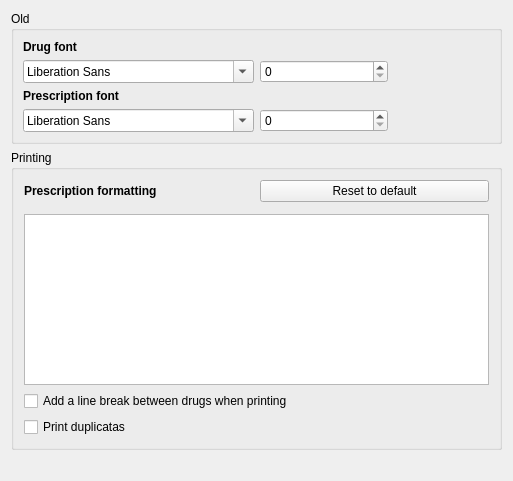
This is plugins/drugsplugin/drugspreferences/drugsprintoptionspage.ui in FreeHealth/freehealth as Qt 5 draws it before an edit. The edited form follows.
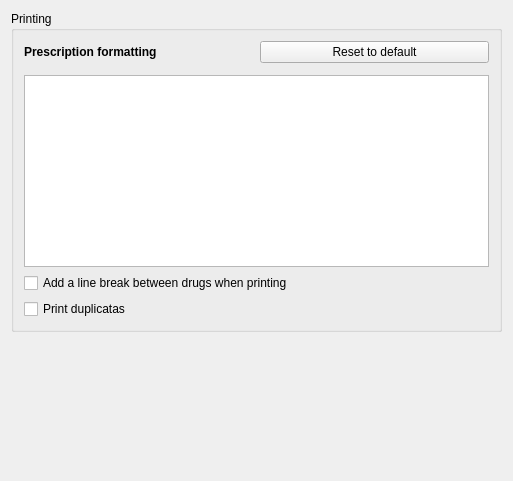
This is the edited form. Custom widgets are drawn as their Qt base class.

The edit to the form file:
```diff
--- a/plugins/drugsplugin/drugspreferences/drugsprintoptionspage.ui
+++ b/plugins/drugsplugin/drugspreferences/drugsprintoptionspage.ui
@@ -14,7 +14,7 @@
    <string>Form</string>
   </property>
   <layout class="QGridLayout" name="gridLayout_4">
-   <item row="3" column="0">
+   <item row="2" column="0">
     <spacer name="verticalSpacer">
      <property name="orientation">
       <enum>Qt::Vertical</enum>
@@ -28,281 +28,6 @@
     </spacer>
    </item>
    <item row="0" column="0">
-    <widget class="QGroupBox" name="oldGroupBox">
-     <property name="title">
-      <string>Old</string>
-     </property>
-     <layout class="QGridLayout" name="gridLayout">
-      <item row="0" column="0">
-       <widget class="QLabel" name="label_11">
-        <property name="font">
-         <font>
-          <weight>75</weight>
-          <bold>true</bold>
-         </font>
-        </property>
-        <property name="text">
-         <string>Drug font</string>
-        </property>
-       </widget>
-      </item>
-      <item row="1" column="0">
-       <widget class="QFontComboBox" name="drugFontCombo">
-        <property name="sizePolicy">
-         <sizepolicy hsizetype="Preferred" vsizetype="Preferred">
-          <horstretch>0</horstretch>
-          <verstretch>0</verstretch>
-         </sizepolicy>
-        </property>
-       </widget>
-      </item>
-      <item row="1" column="1">
-       <layout class="QHBoxLayout" name="horizontalLayout_4">
-        <property name="spacing">
-         <number>12</number>
-        </property>
-        <item>
-         <widget class="QSpinBox" name="drugFontSizeSpin">
-          <property name="sizePolicy">
-           <sizepolicy hsizetype="Minimum" vsizetype="Preferred">
-            <horstretch>0</horstretch>
-            <verstretch>0</verstretch>
-           </sizepolicy>
-          </property>
-         </widget>
-        </item>
-        <item>
-         <widget class="QPushButton" name="drugBoldButton">
-          <property name="sizePolicy">
-           <sizepolicy hsizetype="Minimum" vsizetype="Minimum">
-            <horstretch>0</horstretch>
-            <verstretch>0</verstretch>
-           </sizepolicy>
-          </property>
-          <property name="minimumSize">
-           <size>
-            <width>22</width>
-            <height>22</height>
-           </size>
-          </property>
-          <property name="maximumSize">
-           <size>
-            <width>22</width>
-            <height>22</height>
-           </size>
-          </property>
-          <property name="text">
-           <string/>
-          </property>
-          <property name="checkable">
-           <bool>true</bool>
-          </property>
-          <property name="flat">
-           <bool>true</bool>
-          </property>
-         </widget>
-        </item>
-        <item>
-         <widget class="QPushButton" name="drugUnderlineButton">
-          <property name="sizePolicy">
-           <sizepolicy hsizetype="Minimum" vsizetype="Minimum">
-            <horstretch>0</horstretch>
-            <verstretch>0</verstretch>
-           </sizepolicy>
-          </property>
-          <property name="minimumSize">
-           <size>
-            <width>22</width>
-            <height>22</height>
-           </size>
-          </property>
-          <property name="maximumSize">
-           <size>
-            <width>22</width>
-            <height>22</height>
-           </size>
-          </property>
-          <property name="text">
-           <string/>
-          </property>
-          <property name="checkable">
-           <bool>true</bool>
-          </property>
-          <property name="flat">
-           <bool>true</bool>
-          </property>
-         </widget>
-        </item>
-        <item>
-         <widget class="QPushButton" name="drugItalicButton">
-          <property name="sizePolicy">
-           <sizepolicy hsizetype="Minimum" vsizetype="Minimum">
-            <horstretch>0</horstretch>
-            <verstretch>0</verstretch>
-           </sizepolicy>
-          </property>
-          <property name="minimumSize">
-           <size>
-            <width>22</width>
-            <height>22</height>
-           </size>
-          </property>
-          <property name="maximumSize">
-           <size>
-            <width>22</width>
-            <height>22</height>
-           </size>
-          </property>
-          <property name="text">
-           <string/>
-          </property>
-          <property name="checkable">
-           <bool>true</bool>
-          </property>
-          <property name="flat">
-           <bool>true</bool>
-          </property>
-         </widget>
-        </item>
-       </layout>
-      </item>
-      <item row="2" column="0">
-       <widget class="QLabel" name="label_12">
-        <property name="font">
-         <font>
-          <weight>75</weight>
-          <bold>true</bold>
-         </font>
-        </property>
-        <property name="text">
-         <string>Prescription font</string>
-        </property>
-       </widget>
-      </item>
-      <item row="3" column="0">
-       <widget class="QFontComboBox" name="prescriptionFontCombo">
-        <property name="sizePolicy">
-         <sizepolicy hsizetype="Preferred" vsizetype="Preferred">
-          <horstretch>0</horstretch>
-          <verstretch>0</verstretch>
-         </sizepolicy>
-        </property>
-       </widget>
-      </item>
-      <item row="3" column="1">
-       <layout class="QHBoxLayout" name="horizontalLayout_5">
-        <property name="spacing">
-         <number>12</number>
-        </property>
-        <item>
-         <widget class="QSpinBox" name="prescriptionFontSizeSpin">
-          <property name="sizePolicy">
-           <sizepolicy hsizetype="Minimum" vsizetype="Preferred">
-            <horstretch>0</horstretch>
-            <verstretch>0</verstretch>
-           </sizepolicy>
-          </property>
-         </widget>
-        </item>
-        <item>
-         <widget class="QPushButton" name="prescrBoldButton">
-          <property name="sizePolicy">
-           <sizepolicy hsizetype="Minimum" vsizetype="Minimum">
-            <horstretch>0</horstretch>
-            <verstretch>0</verstretch>
-           </sizepolicy>
-          </property>
-          <property name="minimumSize">
-           <size>
-            <width>22</width>
-            <height>22</height>
-           </size>
-          </property>
-          <property name="maximumSize">
-           <size>
-            <width>22</width>
-            <height>22</height>
-           </size>
-          </property>
-          <property name="text">
-           <string/>
-          </property>
-          <property name="checkable">
-           <bool>true</bool>
-          </property>
-          <property name="flat">
-           <bool>true</bool>
-          </property>
-         </widget>
-        </item>
-        <item>
-         <widget class="QPushButton" name="prescrUnderlineButton">
-          <property name="sizePolicy">
-           <sizepolicy hsizetype="Minimum" vsizetype="Minimum">
-            <horstretch>0</horstretch>
-            <verstretch>0</verstretch>
-           </sizepolicy>
-          </property>
-          <property name="minimumSize">
-           <size>
-            <width>22</width>
-            <height>22</height>
-           </size>
-          </property>
-          <property name="maximumSize">
-           <size>
-            <width>22</width>
-            <height>22</height>
-           </size>
-          </property>
-          <property name="text">
-           <string/>
-          </property>
-          <property name="checkable">
-           <bool>true</bool>
-          </property>
-          <property name="flat">
-           <bool>true</bool>
-          </property>
-         </widget>
-        </item>
-        <item>
-         <widget class="QPushButton" name="prescrItalicButton">
-          <property name="sizePolicy">
-           <sizepolicy hsizetype="Minimum" vsizetype="Minimum">
-            <horstretch>0</horstretch>
-            <verstretch>0</verstretch>
-           </sizepolicy>
-          </property>
-          <property name="minimumSize">
-           <size>
-            <width>22</width>
-            <height>22</height>
-           </size>
-          </property>
-          <property name="maximumSize">
-           <size>
-            <width>22</width>
-            <height>22</height>
-           </size>
-          </property>
-          <property name="text">
-           <string/>
-          </property>
-          <property name="checkable">
-           <bool>true</bool>
-          </property>
-          <property name="flat">
-           <bool>true</bool>
-          </property>
-         </widget>
-        </item>
-       </layout>
-      </item>
-     </layout>
-    </widget>
-   </item>
-   <item row="1" column="0">
     <widget class="QGroupBox" name="groupBox_3">
      <property name="sizePolicy">
       <sizepolicy hsizetype="Preferred" vsizetype="Preferred">
```
